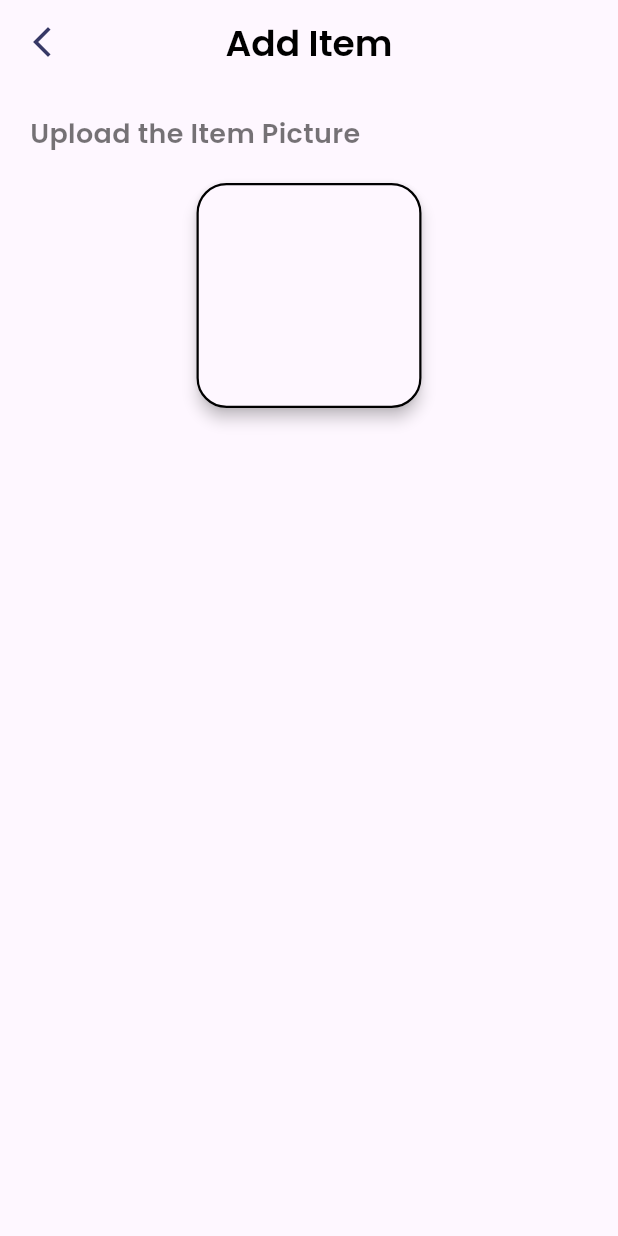
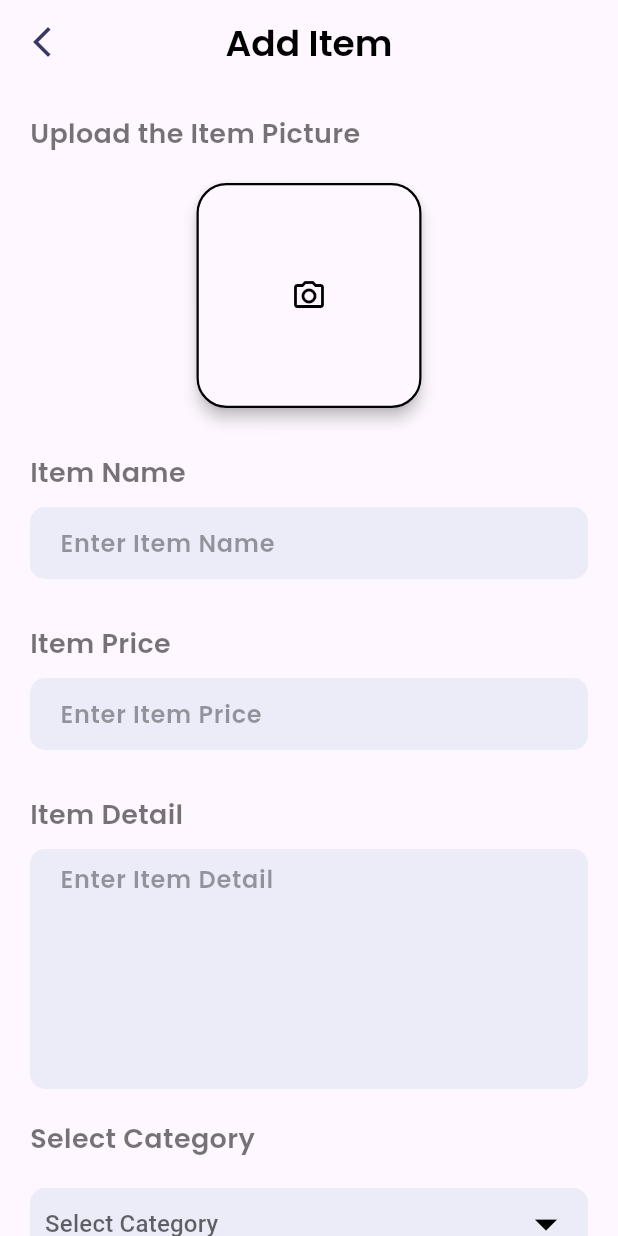
Before and after one commit to MatiasCaamal/food, a Flutter app: the AddFood screen opened directly, on a phone screen of 412 x 824 dp. Run offline on Flutter 3.47's test engine with Material 3 defaults, Android fonts, the phone set to English and light mode, and no system bars; our stand-ins replace cloud_firestore, curved_navigation_bar, firebase_auth, firebase_core, random_string, shared_preferences; missing offline and left inert: flutter_stripe; accounts and stored records are empty.

Commit message:
Add Item Page Terminado

```diff
--- a/lib/admin/add_food.dart
+++ b/lib/admin/add_food.dart
@@ -9,6 +9,15 @@ class AddFood extends StatefulWidget {
 }
 
 class _AddFoodState extends State<AddFood> {
+  final List<String> items = ['Ice-cream', 'Burger', 'Salad', 'Pizza'];
+  String? value;
+
+  TextEditingController namecontroller = new TextEditingController();
+  TextEditingController pricecontroller = new TextEditingController();
+  TextEditingController detailcontroller = new TextEditingController();
+
+
+
   @override
   Widget build(BuildContext context) {
     return Scaffold(
@@ -28,18 +37,20 @@ class _AddFoodState extends State<AddFood> {
           style: Appwidget.headlineTextFeildStyle(),
         ),
       ),
-      body: Container(
+      body: SingleChildScrollView(
+        child: Container(
           margin:
-            EdgeInsets.only(left: 20.0, right: 20.0, top: 20.0, bottom: 30.0),
+              EdgeInsets.only(left: 20.0, right: 20.0, top: 20.0, bottom: 50.0),
           child: Column(
             crossAxisAlignment: CrossAxisAlignment.start,
             children: [
               Text(
                 "Upload the Item Picture",
                 style: Appwidget.semiBoldTextFeildStyle(),
-
               ),
-            SizedBox(height: 20.0,),
+              SizedBox(
+                height: 20.0,
+              ),
               Center(
                 child: Material(
                   elevation: 4.0,
@@ -47,13 +58,157 @@ class _AddFoodState extends State<AddFood> {
                   child: Container(
                     width: 150,
                     height: 150,
-                  decoration: BoxDecoration(border: Border.all(color: Colors.black, width: 1.5), borderRadius: BorderRadius.circular(20)),
+                    decoration: BoxDecoration(
+                      border: Border.all(color: Colors.black, width: 1.5),
+                      borderRadius: BorderRadius.circular(20),
+                    ),
+                    child: Icon(
+                      Icons.camera_alt_outlined,
+                      color: Colors.black,
+                    ),
+                  ),
+                ),
+              ),
+              SizedBox(
+                height: 30.0,
+              ),
+              Text(
+                "Item Name",
+                style: Appwidget.semiBoldTextFeildStyle(),
+              ),
+              SizedBox(
+                height: 10.0,
+              ),
+              Container(
+                padding: EdgeInsets.symmetric(horizontal: 20.0),
+                width: MediaQuery.of(context).size.width,
+                decoration: BoxDecoration(
+                    color: Color(0xFFececf8),
+                    borderRadius: BorderRadius.circular(10)),
+                child: TextField(
+                  controller: namecontroller,
+                  decoration: InputDecoration(
+                      border: InputBorder.none,
+                      hintText: "Enter Item Name",
+                      hintStyle: Appwidget.lightTextFeildStyle()),
+                ),
+              ),
+              SizedBox(
+                height: 30.0,
+              ),
+              Text(
+                "Item Price",
+                style: Appwidget.semiBoldTextFeildStyle(),
+              ),
+              SizedBox(
+                height: 10.0,
+              ),
+              Container(
+                padding: EdgeInsets.symmetric(horizontal: 20.0),
+                width: MediaQuery.of(context).size.width,
+                decoration: BoxDecoration(
+                    color: Color(0xFFececf8),
+                    borderRadius: BorderRadius.circular(10)),
+                child: TextField(
+                  controller: pricecontroller,
+                  decoration: InputDecoration(
+                      border: InputBorder.none,
+                      hintText: "Enter Item Price",
+                      hintStyle: Appwidget.lightTextFeildStyle()),
+                ),
+              ),
+              SizedBox(
+                height: 30.0,
+              ),
+              Text(
+                "Item Detail",
+                style: Appwidget.semiBoldTextFeildStyle(),
+              ),
+              SizedBox(
+                height: 10.0,
+              ),
+              Container(
+                padding: EdgeInsets.symmetric(horizontal: 20.0),
+                width: MediaQuery.of(context).size.width,
+                decoration: BoxDecoration(
+                    color: Color(0xFFececf8),
+                    borderRadius: BorderRadius.circular(10)),
+                child: TextField(
+                  maxLines: 6,
+                  controller: detailcontroller,
+                  decoration: InputDecoration(
+                      border: InputBorder.none,
+                      hintText: "Enter Item Detail",
+                      hintStyle: Appwidget.lightTextFeildStyle()),
+                ),
+              ),
+              SizedBox(
+                height: 20.0,
+              ),
+              Text(
+                "Select Category",
+                style: Appwidget.semiBoldTextFeildStyle(),
+              ),
+              SizedBox(
+                height: 20.0,
+              ),
+              Container(
+                padding: EdgeInsets.symmetric(horizontal: 10.0),
+                width: MediaQuery.of(context).size.width,
+                decoration: BoxDecoration(
+                    color: Color(0xFFececf8),
+                    borderRadius: BorderRadius.circular(10)),
+                child: DropdownButtonHideUnderline(
+                    child: DropdownButton<String>(
+                  items: items
+                      .map((item) => DropdownMenuItem<String>(
+                          value: item,
+                          child: Text(
+                            item,
+                            style:
+                                TextStyle(fontSize: 18.0, color: Colors.black),
+                          )))
+                      .toList(),
+                  onChanged: ((value) => setState(() {
+                        this.value = value;
+                      })),
+                  dropdownColor: Colors.white,
+                  hint: Text("Select Category"),
+                  iconSize: 36,
+                  icon: Icon(
+                    Icons.arrow_drop_down,
+                    color: Colors.black,
+                  ),
+                  value: value,
+                )),
+              ),
+              SizedBox(height: 30.0,),
+              Center(
+                child: Material(
+                  elevation: 5.0,
+                  borderRadius: BorderRadius.circular(10),
+                  child: Container(
+                    padding: EdgeInsets.symmetric(vertical: 5.0),
+                    width: 150,
+                    decoration: BoxDecoration(
+                        color: Colors.black,
+                        borderRadius: BorderRadius.circular(10)),
+                    child: Center(
+                      child: Text(
+                        "Add",
+                        style: TextStyle(
+                            color: Colors.white,
+                            fontSize: 22.0,
+                            fontWeight: FontWeight.bold),
+                      ),
+                    ),
                   ),
                 ),
               )
             ],
           ),
         ),
+      ),
     );
   }
 }
--- a/lib/main.dart
+++ b/lib/main.dart
@@ -1,6 +1,7 @@
 import 'package:firebase_core/firebase_core.dart';
 import 'package:flutter/material.dart';
 import 'package:flutter_stripe/flutter_stripe.dart';
+import 'package:food/admin/add_food.dart';
 import 'package:food/admin/admin_login.dart';
 import 'package:food/admin/home_admin.dart';
 import 'package:food/pages/bottomnav.dart';
@@ -48,7 +49,7 @@ class MyApp extends StatelessWidget {
         colorScheme: ColorScheme.fromSeed(seedColor: Colors.deepPurple),
         useMaterial3: true,
       ),
-      home: HomeAdmin(),
+      home: AddFood(),
     );
   }
 }
--- a/pubspec.yaml
+++ b/pubspec.yaml
@@ -38,6 +38,8 @@ dependencies:
   http: ^1.4.0
   random_string: ^2.3.1
   shared_preferences: ^2.5.3
+  image_picker: ^1.1.2
+  firebase_storage: ^12.4.6
 
   # The following adds the Cupertino Icons font to your application.
   # Use with the CupertinoIcons class for iOS style icons.
```
Also changed, not shown: pubspec.lock, 5 other files. Lines whose indentation alone changed are shown as unchanged.
